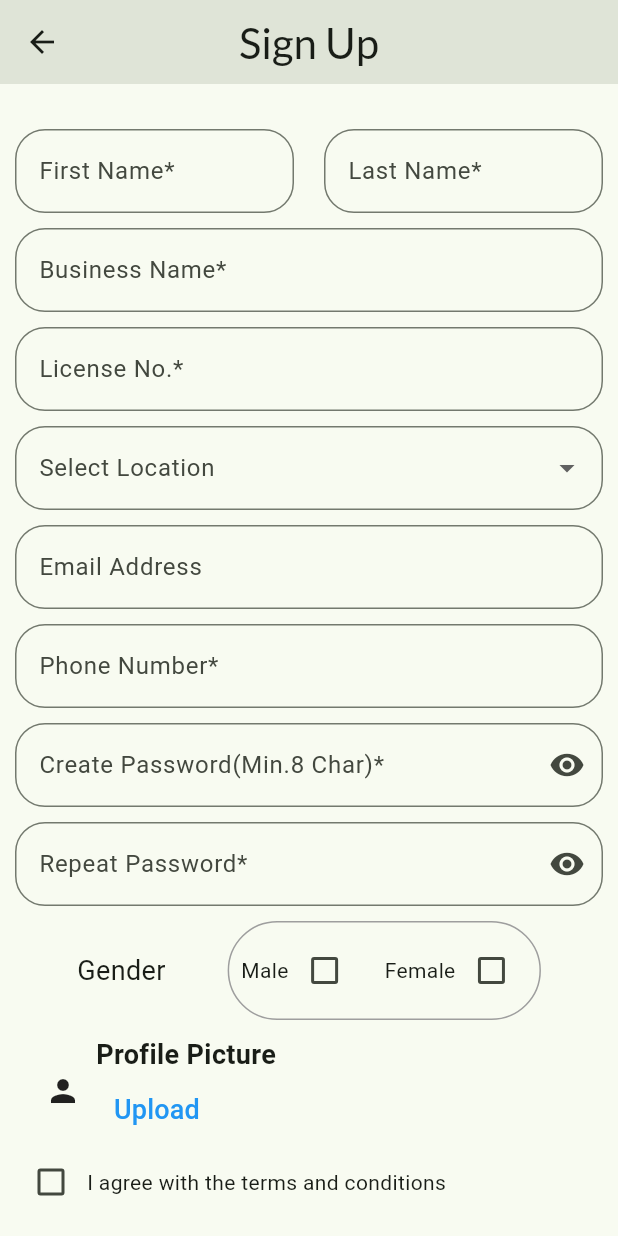
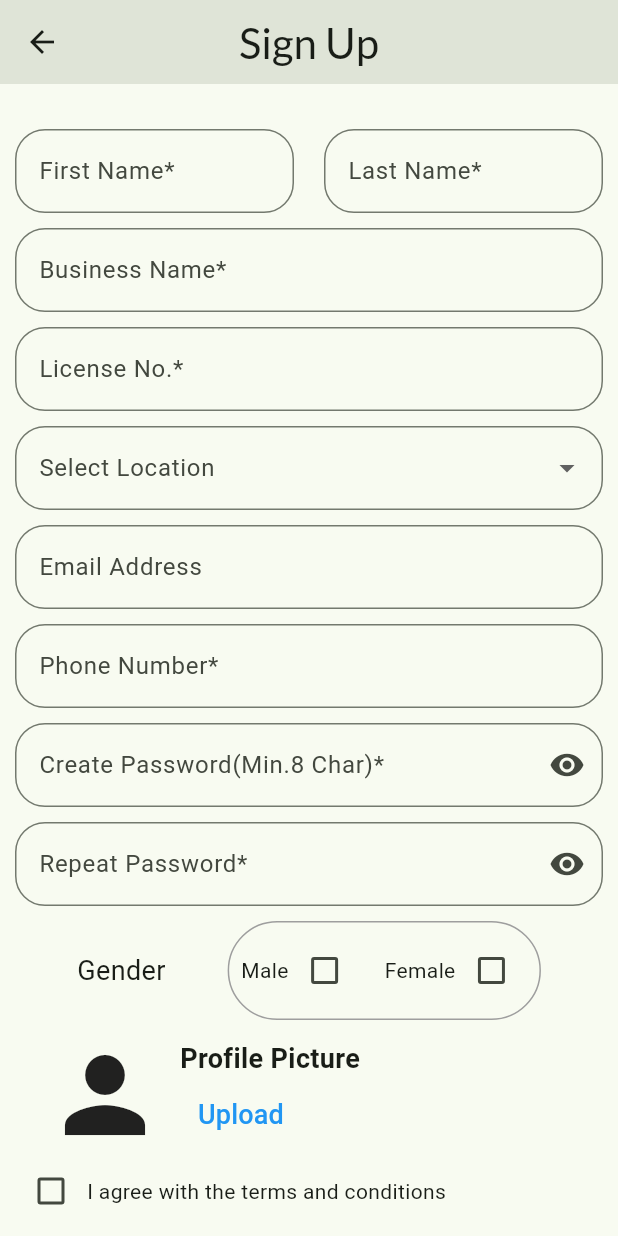
Before and after one commit to alexanselm17/Frontend, a Flutter app: the SignupPage screen opened by its route, on a phone screen of 412 x 824 dp. Run offline on Flutter 3.47's test engine with Material 3 defaults, Android fonts, the phone set to English and light mode, and no system bars; our stand-ins replace cached_network_image, dotted_border, file_picker, fl_chart, get, google_fonts and 1 more; accounts and stored records are empty.

Commit message:
image upload working

```diff
--- a/lib/view/authentication/signup.dart
+++ b/lib/view/authentication/signup.dart
@@ -272,7 +272,10 @@ class _SignupPageState extends State<SignupPage> {
                                     File(imageUrl!),
                                   ),
                                 )
-                              : const Icon(Icons.person),
+                              : const Icon(
+                                  Icons.person,
+                                  size: 80,
+                                ),
                           const SizedBox(
                               width: 10), // Adjust as needed for spacing
                           Column(
```
